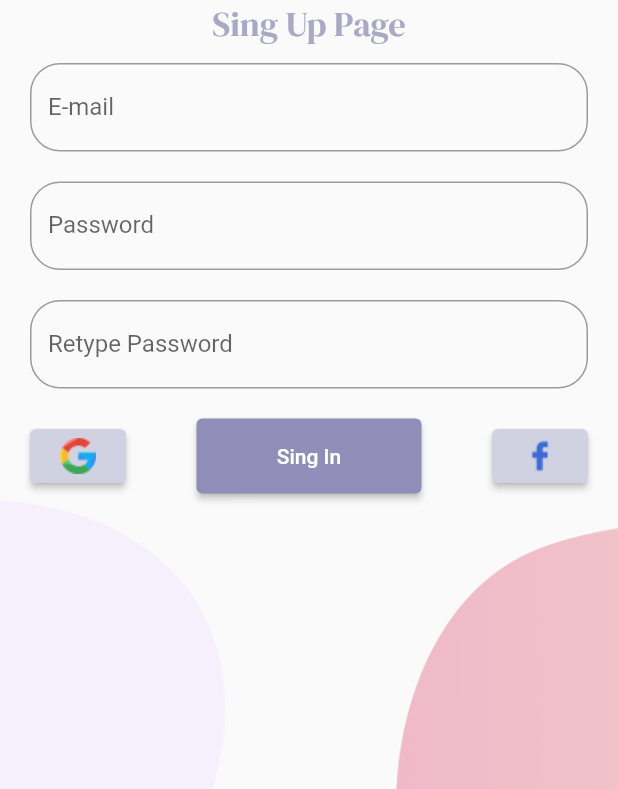
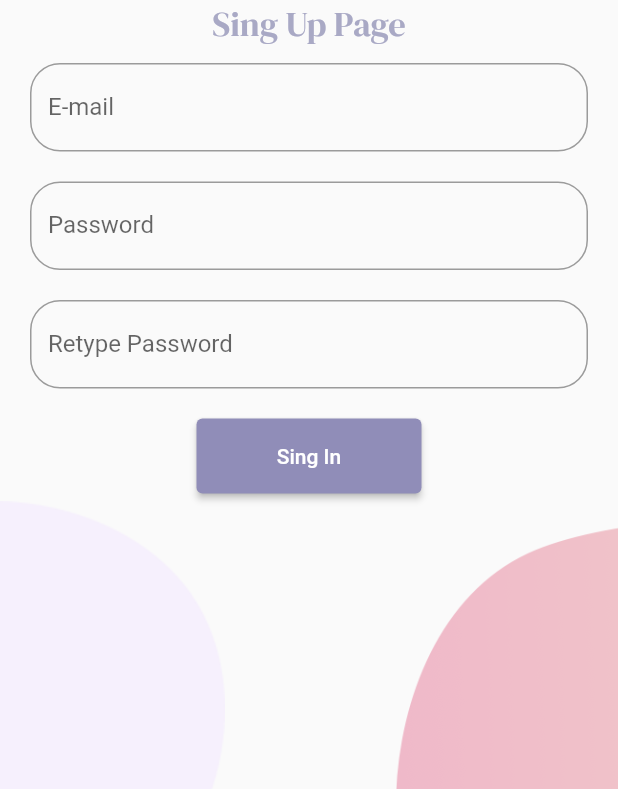
Before and after one commit to onur-cebeci/E-Commer-App, a Flutter app: the screen it shows after launch, after a tap on "Sing Up", on a phone screen of 412 x 824 dp, the part 447-1236 px from its top. Run offline on Flutter 3.47's test engine with Material 2 defaults, Android fonts, the light colour scheme and no system bars; our stand-ins replace email_validator, firebase_auth, firebase_core, google_sign_in; accounts and stored records are empty.

Commit message:
I had completed forget password

```diff
--- a/lib/screens/login_screen/sing_in_page.dart
+++ b/lib/screens/login_screen/sing_in_page.dart
@@ -1,6 +1,7 @@
 import 'package:e_commer/constant.dart';
 import 'package:e_commer/firebase_auth/sign_in_auth.dart';
 import 'package:e_commer/firebase_auth/socials_auth.dart';
+import 'package:e_commer/screens/login_screen/reset_password_page.dart';
 import 'package:flutter/material.dart';
 
 class SignIn extends StatelessWidget {
@@ -107,7 +108,8 @@ class SignIn extends StatelessWidget {
                       )),
               const SizedBox(height: mediumPadding),
               Padding(
-                padding: const EdgeInsets.all(mediumPadding),
+                padding: const EdgeInsets.symmetric(
+                    horizontal: mediumPadding, vertical: smallPadding),
                 child: TextFormField(
                   controller: emailController,
                   keyboardType: TextInputType.emailAddress,
@@ -131,40 +133,61 @@ class SignIn extends StatelessWidget {
                           borderRadius: BorderRadius.all(Radius.circular(20)))),
                 ),
               ),
+              SizedBox(
+                height: 50,
+                width: 150,
+                child: ElevatedButton(
+                  onPressed: () {
+                    singInWithFirebase(
+                        emailController, passwordController, context);
+                  },
+                  child: const Text('Sing In'),
+                ),
+              ),
               Padding(
-                padding: const EdgeInsets.all(mediumPadding),
+                padding: const EdgeInsets.symmetric(
+                    horizontal: mediumPadding, vertical: largePadding),
                 child: Row(
                   mainAxisAlignment: MainAxisAlignment.spaceAround,
                   children: [
-                    ElevatedButton(
-                      child: Image.asset('assets/icons/google.png'),
-                      onPressed: () {
-                        singInGoogle();
-                      },
-                      style: ButtonStyle(
-                        backgroundColor: MaterialStateProperty.all(kLightColor),
+                    SizedBox(
+                      height: 45,
+                      width: 150,
+                      child: ElevatedButton(
+                        child: Image.asset('assets/icons/google.png'),
+                        onPressed: () {
+                          singInGoogle();
+                        },
+                        style: ButtonStyle(
+                          backgroundColor:
+                              MaterialStateProperty.all(kLightColor),
+                        ),
                       ),
                     ),
-                    const Spacer(),
                     SizedBox(
-                      height: 50,
+                      height: 45,
                       width: 150,
                       child: ElevatedButton(
+                        child: const Text('Reset Password'),
                         onPressed: () {
-                          singInWithFirebase(
-                              emailController, passwordController, context);
+                          Navigator.of(context).push(
+                            PageRouteBuilder(
+                                transitionDuration:
+                                    const Duration(milliseconds: 650),
+                                pageBuilder: (context, animation, _) {
+                                  return FadeTransition(
+                                    opacity: animation,
+                                    child: const ResetPasswordPage(),
+                                  );
+                                }),
+                          );
                         },
-                        child: const Text('Sing In'),
+                        style: ButtonStyle(
+                          backgroundColor:
+                              MaterialStateProperty.all(kLightColor),
+                        ),
                       ),
-                    ),
-                    const Spacer(),
-                    ElevatedButton(
-                      child: Image.asset('assets/icons/facebook.png'),
-                      onPressed: () {},
-                      style: ButtonStyle(
-                        backgroundColor: MaterialStateProperty.all(kLightColor),
-                      ),
-                    ),
+                    )
                   ],
                 ),
               ),
--- a/lib/screens/login_screen/sing_up_page.dart
+++ b/lib/screens/login_screen/sing_up_page.dart
@@ -1,6 +1,5 @@
 import 'package:e_commer/constant.dart';
 import 'package:e_commer/firebase_auth/sign_up_auth.dart';
-import 'package:e_commer/firebase_auth/socials_auth.dart';
 import 'package:email_validator/email_validator.dart';
 import 'package:flutter/material.dart';
 
@@ -167,39 +166,16 @@ class SignUp extends StatelessWidget {
               Padding(
                 padding: const EdgeInsets.symmetric(
                     horizontal: mediumPadding, vertical: smallPadding),
-                child: Row(
-                  mainAxisAlignment: MainAxisAlignment.spaceAround,
-                  children: [
-                    ElevatedButton(
-                      child: Image.asset('assets/icons/google.png'),
-                      onPressed: () {
-                        singInGoogle();
-                      },
-                      style: ButtonStyle(
-                        backgroundColor: MaterialStateProperty.all(kLightColor),
-                      ),
-                    ),
-                    const Spacer(),
-                    SizedBox(
+                child: SizedBox(
                   height: 50,
                   width: 150,
                   child: ElevatedButton(
                     onPressed: () {
-                          singUpWithFirebase(emailController,
-                              passwordController, context, formKey);
+                      singUpWithFirebase(emailController, passwordController,
+                          context, formKey);
                     },
                     child: const Text('Sing In'),
                   ),
-                    ),
-                    const Spacer(),
-                    ElevatedButton(
-                      child: Image.asset('assets/icons/facebook.png'),
-                      onPressed: () {},
-                      style: ButtonStyle(
-                        backgroundColor: MaterialStateProperty.all(kLightColor),
-                      ),
-                    ),
-                  ],
                 ),
               ),
             ],
```
Also changed, not shown: lib/firebase_auth/reset_password.dart (added, +35 -0 lines), lib/screens/login_screen/reset_password_page.dart (added, +80 -0 lines). Lines whose indentation alone changed are shown as unchanged.
